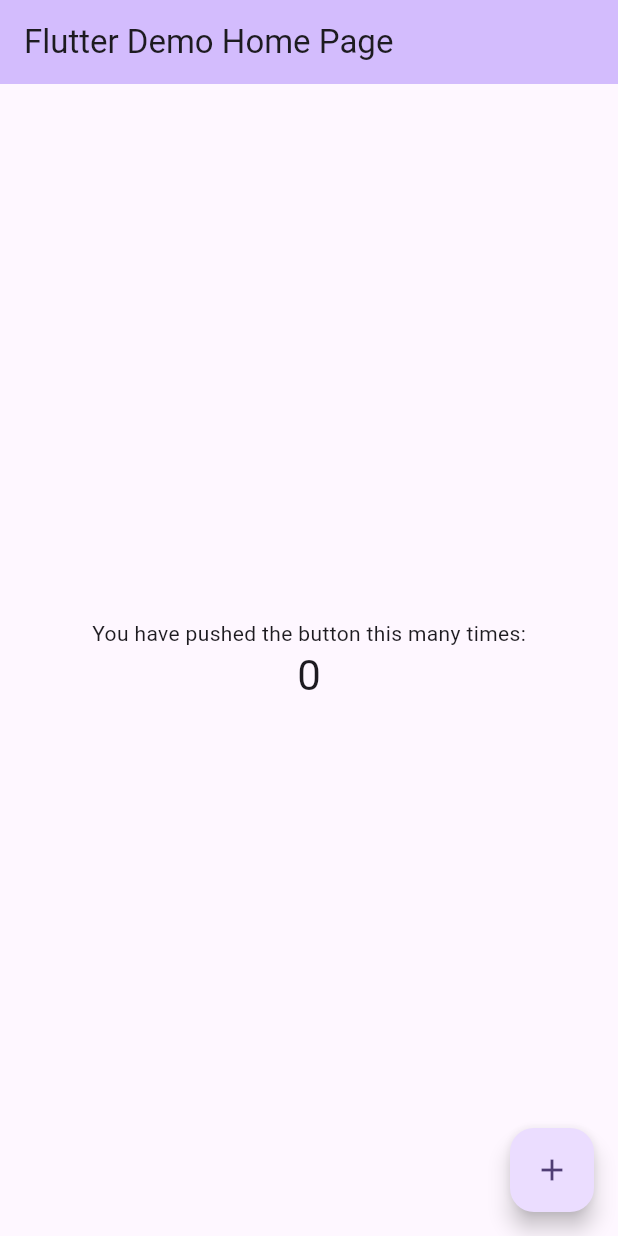
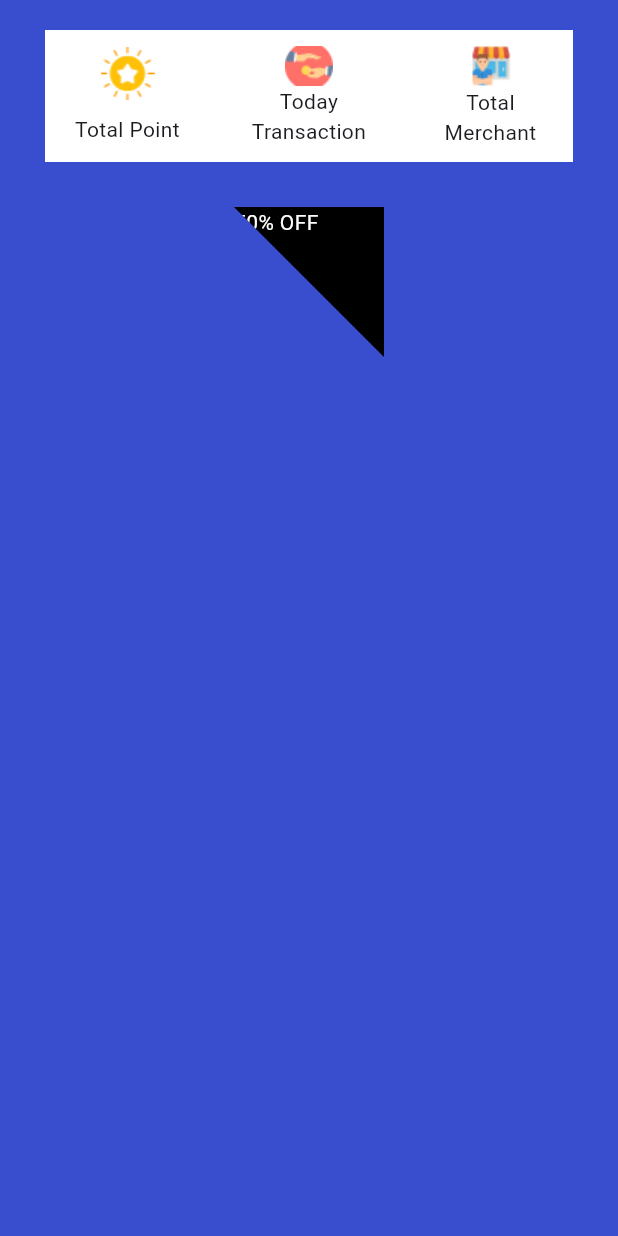
Before and after one commit to thohid44/ExtraSavy_customer, a Flutter app: the screen it shows after launch, on a phone screen of 412 x 824 dp. Run offline on Flutter 3.47's test engine with Material 2 defaults, Android fonts, the phone set to English and light mode, and no system bars.

Commit message:
19 tarik

```diff
--- /dev/null
+++ b/lib/homePage.dart
@@ -0,0 +1,119 @@
+import 'package:extrasavy_customer/src/Utils/colors.dart';
+import 'package:flutter/material.dart';
+
+class HomePage extends StatefulWidget {
+  const HomePage({super.key});
+
+  @override
+  State<HomePage> createState() => _HomePageState();
+}
+
+class _HomePageState extends State<HomePage> {
+  @override
+  Widget build(BuildContext context) {
+    return SafeArea(
+      child: Scaffold(
+        backgroundColor: bgColor,
+        body: Column(
+          children: [
+            Container(
+              margin: EdgeInsets.only(left: 30, right: 30, top: 20),
+              padding: EdgeInsets.all(10),
+              decoration: BoxDecoration(
+                color: whiteColor
+              ),
+              child: Row(
+                mainAxisAlignment: MainAxisAlignment.spaceBetween,
+                children: [
+                  Container(
+                    width: 90,
+                    child: Column(
+                      children: [
+                        Container(
+                          child: Image.asset("assets/reward.png"),
+                        ),
+                        SizedBox(
+                          height: 10,
+                        ),
+                        Container(
+                          child: Text(
+                            "Total Point",
+                            textAlign: TextAlign.center,
+                          ),
+                        )
+                      ],
+                    ),
+                  ),
+                  Container(
+                    width: 90,
+                    child: Column(
+                      children: [
+                        Container(
+                          child: Image.asset("assets/transaction.png"),
+                        ),
+                        Text(
+                          "Today Transaction",
+                          textAlign: TextAlign.center,
+                        )
+                      ],
+                    ),
+                  ),
+                  Container(
+                    width: 90,
+                    child: Column(
+                      children: [
+                        Container(
+                          child: Image.asset("assets/entrepreneur 1.png"),
+                        ),
+                        Text(
+                          "Total Merchant",
+                          textAlign: TextAlign.center,
+                        )
+                      ],
+                    ),
+                  )
+                ],
+              ),
+            ),
+
+              SizedBox(
+                          height: 30,
+                        ),
+
+            ClipPath(
+              clipper: Clip1Clipper(),
+              child: Container(
+                height: 100,
+                width: 100,
+                decoration: BoxDecoration(
+                  color: Colors.black,
+
+
+                ),
+                child: Text("50% OFF", style: TextStyle(color: Colors.white),),
+              ),
+            )
+          ],
+        ),
+      ),
+    );
+  }
+}
+
+class Clip1Clipper extends  CustomClipper<Path>{
+  Path getClip(Size size){
+
+    Path path= Path();
+
+
+    path.lineTo(size.width, size.height);
+      path.lineTo(size.width, 0);
+    return path;
+  }
+
+  @override
+  bool shouldReclip(covariant CustomClipper<Path> oldClipper) {
+    // TODO: implement shouldReclip
+    throw UnimplementedError();
+  }
+}
--- a/lib/main.dart
+++ b/lib/main.dart
@@ -1,3 +1,4 @@
+import 'package:extrasavy_customer/homePage.dart';
 import 'package:flutter/material.dart';
 
 void main() {
@@ -11,6 +12,7 @@ class MyApp extends StatelessWidget {
   @override
   Widget build(BuildContext context) {
     return MaterialApp(
+      debugShowCheckedModeBanner: false,
       title: 'Flutter Demo',
       theme: ThemeData(
         // This is the theme of your application.
@@ -31,95 +33,7 @@ class MyApp extends StatelessWidget {
         colorScheme: ColorScheme.fromSeed(seedColor: Colors.deepPurple),
         useMaterial3: true,
       ),
-      home: const MyHomePage(title: 'Flutter Demo Home Page'),
+      home: HomePage(),
     );
   }
 }
-
-class MyHomePage extends StatefulWidget {
-  const MyHomePage({super.key, required this.title});
-
-  // This widget is the home page of your application. It is stateful, meaning
-  // that it has a State object (defined below) that contains fields that affect
-  // how it looks.
-
-  // This class is the configuration for the state. It holds the values (in this
-  // case the title) provided by the parent (in this case the App widget) and
-  // used by the build method of the State. Fields in a Widget subclass are
-  // always marked "final".
-
-  final String title;
-
-  @override
-  State<MyHomePage> createState() => _MyHomePageState();
-}
-
-class _MyHomePageState extends State<MyHomePage> {
-  int _counter = 0;
-
-  void _incrementCounter() {
-    setState(() {
-      // This call to setState tells the Flutter framework that something has
-      // changed in this State, which causes it to rerun the build method below
-      // so that the display can reflect the updated values. If we changed
-      // _counter without calling setState(), then the build method would not be
-      // called again, and so nothing would appear to happen.
-      _counter++;
-    });
-  }
-
-  @override
-  Widget build(BuildContext context) {
-    // This method is rerun every time setState is called, for instance as done
-    // by the _incrementCounter method above.
-    //
-    // The Flutter framework has been optimized to make rerunning build methods
-    // fast, so that you can just rebuild anything that needs updating rather
-    // than having to individually change instances of widgets.
-    return Scaffold(
-      appBar: AppBar(
-        // TRY THIS: Try changing the color here to a specific color (to
-        // Colors.amber, perhaps?) and trigger a hot reload to see the AppBar
-        // change color while the other colors stay the same.
-        backgroundColor: Theme.of(context).colorScheme.inversePrimary,
-        // Here we take the value from the MyHomePage object that was created by
-        // the App.build method, and use it to set our appbar title.
-        title: Text(widget.title),
-      ),
-      body: Center(
-        // Center is a layout widget. It takes a single child and positions it
-        // in the middle of the parent.
-        child: Column(
-          // Column is also a layout widget. It takes a list of children and
-          // arranges them vertically. By default, it sizes itself to fit its
-          // children horizontally, and tries to be as tall as its parent.
-          //
-          // Column has various properties to control how it sizes itself and
-          // how it positions its children. Here we use mainAxisAlignment to
-          // center the children vertically; the main axis here is the vertical
-          // axis because Columns are vertical (the cross axis would be
-          // horizontal).
-          //
-          // TRY THIS: Invoke "debug painting" (choose the "Toggle Debug Paint"
-          // action in the IDE, or press "p" in the console), to see the
-          // wireframe for each widget.
-          mainAxisAlignment: MainAxisAlignment.center,
-          children: <Widget>[
-            const Text(
-              'You have pushed the button this many times:',
-            ),
-            Text(
-              '$_counter',
-              style: Theme.of(context).textTheme.headlineMedium,
-            ),
-          ],
-        ),
-      ),
-      floatingActionButton: FloatingActionButton(
-        onPressed: _incrementCounter,
-        tooltip: 'Increment',
-        child: const Icon(Icons.add),
-      ), // This trailing comma makes auto-formatting nicer for build methods.
-    );
-  }
-}
--- a/lib/src/Utils/colors.dart
+++ b/lib/src/Utils/colors.dart
@@ -1,5 +1,5 @@
 
  import 'package:flutter/material.dart';
 
-const primaryColor = Color(0xff394DCF);
+const bgColor = Color(0xff394DCF);
 const  whiteColor = Colors.white;
--- a/pubspec.yaml
+++ b/pubspec.yaml
@@ -59,9 +59,9 @@ flutter:
   uses-material-design: true
 
   # To add assets to your application, add an assets section, like this:
-  # assets:
-  #   - images/a_dot_burr.jpeg
-  #   - images/a_dot_ham.jpeg
+  assets:
+    - assets/
+
 
   # An image asset can refer to one or more resolution-specific "variants", see
   # https://flutter.dev/assets-and-images/#resolution-aware
```
Also changed, not shown: assets/Home-btn.png (added), assets/Inbox-btn.png (added), assets/PAYMENT.png (added), assets/Top up-btn.png (added), assets/cup 1.png (added), assets/entrepreneur 1.png (added), assets/gear.png (added), assets/reward.png (added), assets/transaction.png (added).
